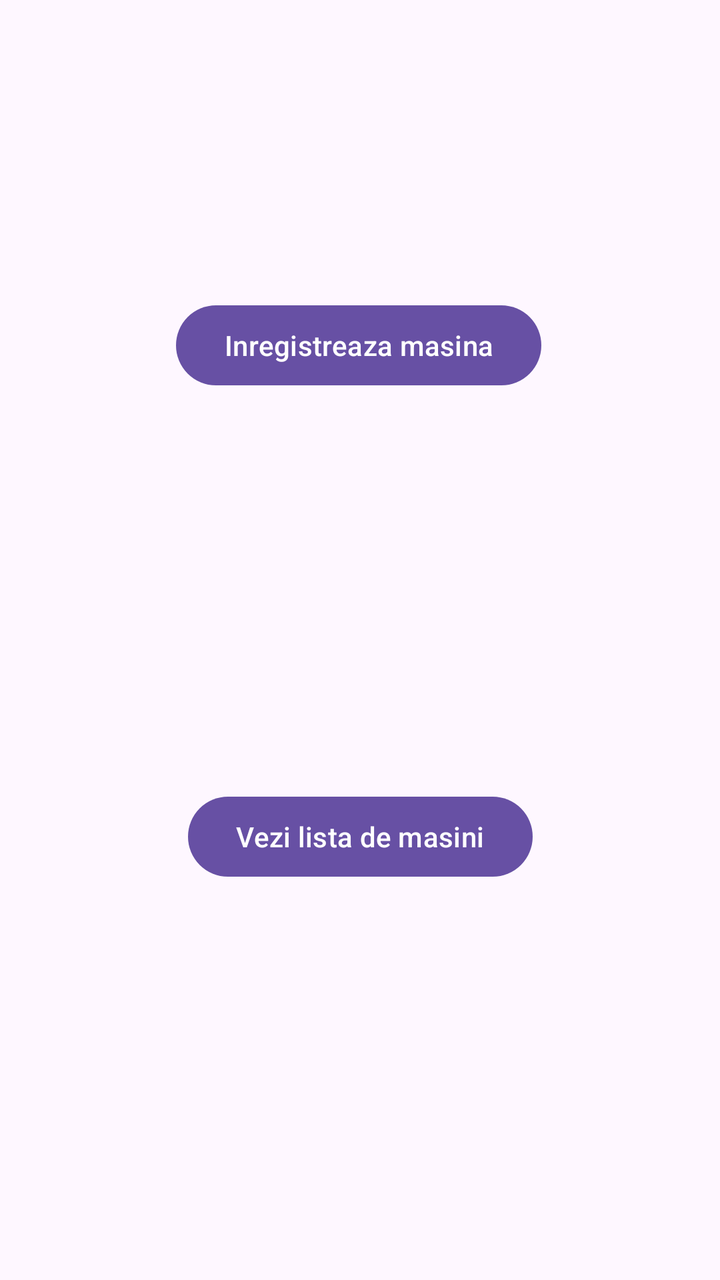
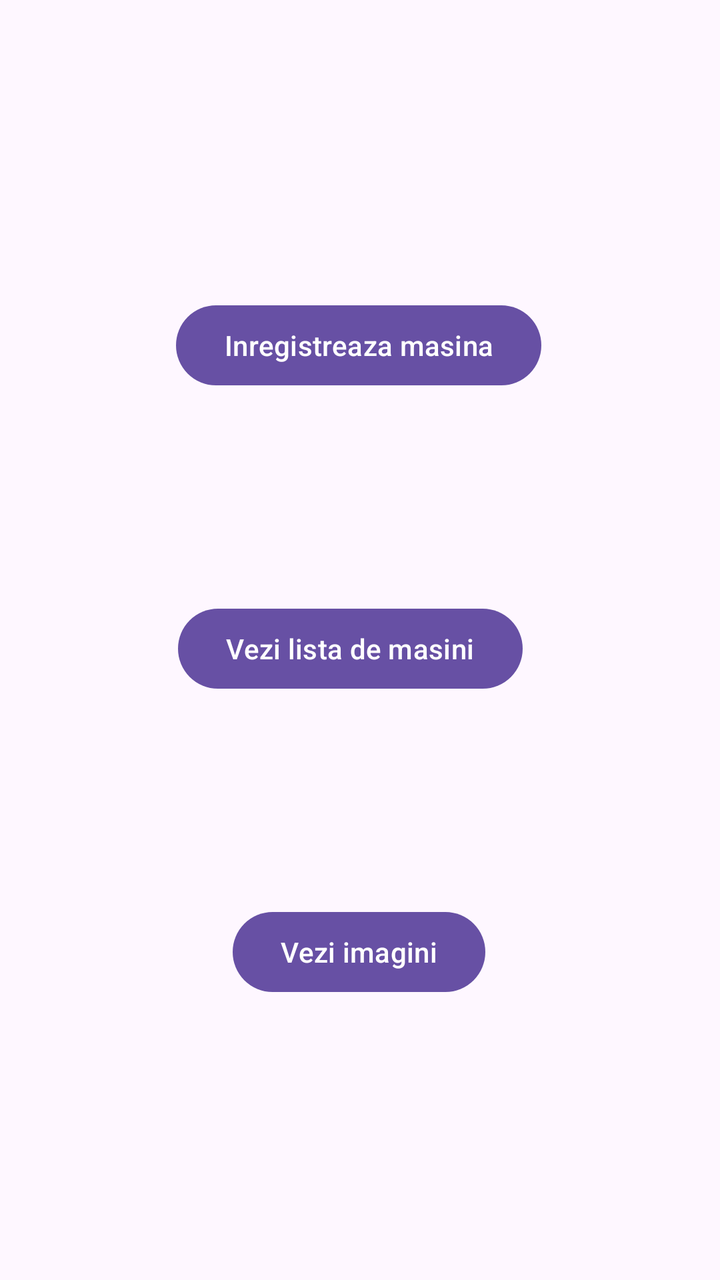

Two renders of the same Android screen: before a commit and after it. Below are the layout's source before the change and the commit's diff.
<!-- AndroidManifest.xml: application theme Theme.Seminar2 -->
<!-- res/layout/activity_main.xml -->
<?xml version="1.0" encoding="utf-8"?>
<androidx.constraintlayout.widget.ConstraintLayout xmlns:android="http://schemas.android.com/apk/res/android"
    xmlns:app="http://schemas.android.com/apk/res-auto"
    xmlns:tools="http://schemas.android.com/tools"
    android:id="@+id/main"
    android:layout_width="match_parent"
    android:layout_height="match_parent"
    tools:context=".MainActivity">

    <Button
        android:id="@+id/button3"
        android:layout_width="wrap_content"
        android:layout_height="wrap_content"
        android:onClick="deschideActivitate"
        android:text="Inregistreaza masina"
        app:layout_constraintBottom_toBottomOf="parent"
        app:layout_constraintEnd_toEndOf="parent"
        app:layout_constraintHorizontal_bias="0.497"
        app:layout_constraintStart_toStartOf="parent"
        app:layout_constraintTop_toTopOf="parent"
        app:layout_constraintVertical_bias="0.251" />

    <Button
        android:id="@+id/button"
        android:layout_width="wrap_content"
        android:layout_height="wrap_content"
        android:text="Vezi lista de masini"
        app:layout_constraintBottom_toBottomOf="parent"
        app:layout_constraintEnd_toEndOf="parent"
        app:layout_constraintStart_toStartOf="parent"
        app:layout_constraintTop_toBottomOf="@+id/button3" />
</androidx.constraintlayout.widget.ConstraintLayout>
<!-- resources referenced by this layout -->
<resources>
  <style name="Theme.Seminar2" parent="Base.Theme.Seminar2" />
  <style name="Base.Theme.Seminar2" parent="Theme.Material3.DayNight.NoActionBar">
          
          
      </style>
</resources>

<!-- the commit's change to res/layout/activity_main.xml (unified diff, before → after) -->
@@ -27,6 +27,20 @@
         android:text="Vezi lista de masini"
         app:layout_constraintBottom_toBottomOf="parent"
         app:layout_constraintEnd_toEndOf="parent"
+        app:layout_constraintHorizontal_bias="0.475"
         app:layout_constraintStart_toStartOf="parent"
-        app:layout_constraintTop_toBottomOf="@+id/button3" />
+        app:layout_constraintTop_toBottomOf="@+id/button3"
+        app:layout_constraintVertical_bias="0.262" />
+
+    <Button
+        android:id="@+id/butonImagini"
+        android:text="@string/vezi_imagini"
+        android:layout_width="wrap_content"
+        android:layout_height="wrap_content"
+        app:layout_constraintBottom_toBottomOf="parent"
+        app:layout_constraintEnd_toEndOf="parent"
+        app:layout_constraintHorizontal_bias="0.498"
+        app:layout_constraintStart_toStartOf="parent"
+        app:layout_constraintTop_toBottomOf="@+id/button"
+        app:layout_constraintVertical_bias="0.425" />
 </androidx.constraintlayout.widget.ConstraintLayout>
<!-- resource entries referenced after the edit -->
@@ -1,5 +1,6 @@
 <!-- resources referenced by this layout -->
 <resources>
+  <string name="vezi_imagini">Vezi imagini</string>
   <style name="Theme.Seminar2" parent="Base.Theme.Seminar2" />
   <style name="Base.Theme.Seminar2" parent="Theme.Material3.DayNight.NoActionBar">
           
